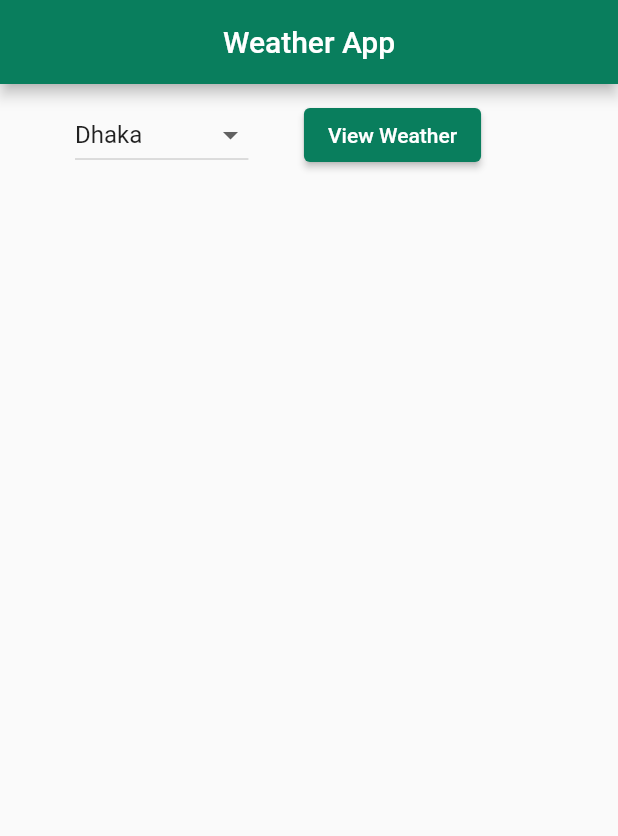
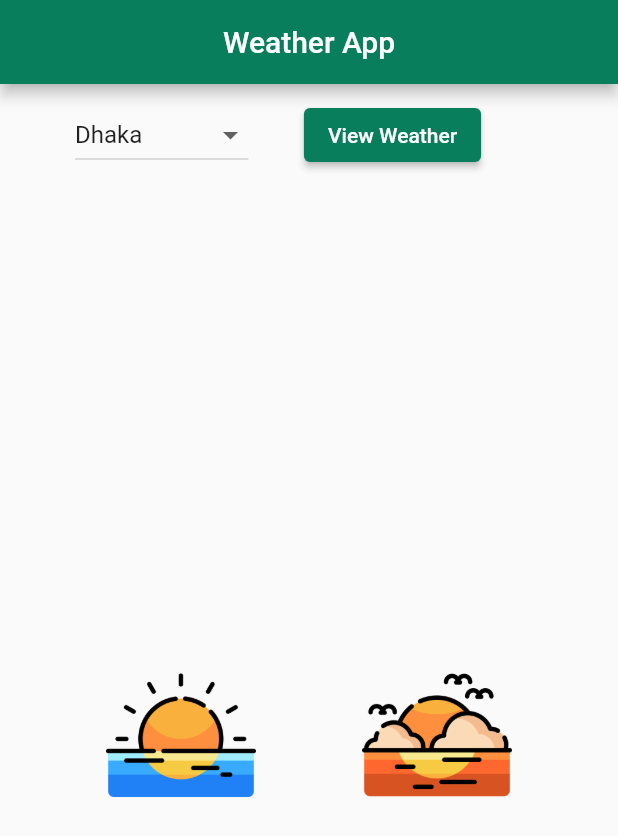
Before and after one commit to Biggo111/Flutter_Basic_Projects, a Flutter app: the screen it shows after launch, on a phone screen of 412 x 824 dp. Shown: the top 836 px of the screen. Run offline on Flutter 3.47's test engine with Material 2 defaults, Android fonts, the phone set to English and light mode, and no system bars; our stand-ins replace dio, flutter_svg, google_maps_flutter, location, math_expressions; missing offline and left inert: dart:ffi, flutter_polyline_points, map_launcher.

Commit message:
added more

```diff
--- a/weather_info_app/lib/homepage.dart
+++ b/weather_info_app/lib/homepage.dart
@@ -11,7 +11,6 @@ class HomePage extends StatefulWidget {
 }
 
 class _HomePageState extends State<HomePage> {
-
 // Dhaka	23.7289	90.3944
 // Chattogram	22.3350	91.8325
 // Khulna	22.8167	89.5500
@@ -21,30 +20,31 @@ class _HomePageState extends State<HomePage> {
 // Barishal	22.7000	90.3667
 // Comilla	23.4500	91.2000
 // Rangpur	25.7500	89.2500
-// Brāhmanbāria	23.9667	91.1000
-// Jessore	23.1704	89.2000
-// Saidpur	25.8004	89.0000
-// Nārāyanganj	23.6167	90.5000
-// Gaibandha	25.3290	89.5415
-// Naogaon	24.8118	88.9470
 
-
-  List<String> items = ['Dhaka', 'Sylhet', 'Chattogram','Khulna', 'Rājshāhi', 'Mymensingh', 'Barishal', 'Comilla'];
+  List<String> items = [
+    'Dhaka',
+    'Sylhet',
+    'Chattogram',
+    'Khulna',
+    'Rājshāhi',
+    'Mymensingh',
+    'Barishal',
+    'Comilla'
+  ];
   String value = "Dhaka";
   Map<String, dynamic> mpLat = {
     'Dhaka': 23.8103,
-    'Sylhet':  24.8949,
+    'Sylhet': 24.8949,
     'Chattogram': 22.3350,
     'Khulna': 22.8167,
     'Rājshāhi': 24.3667,
     'Mymensingh': 24.7504,
     'Barishal': 22.7000,
     'Comilla': 23.4500,
-
   };
   Map<String, dynamic> mpLon = {
     'Dhaka': 90.3944,
-    'Sylhet':  91.8667,
+    'Sylhet': 91.8667,
     'Chattogram': 91.8325,
     'Khulna': 89.5500,
     'Rājshāhi': 88.6000,
@@ -54,12 +54,15 @@ class _HomePageState extends State<HomePage> {
   };
   String _date = "";
   String temp = "";
-  String latParam="";
-  String lonParam="";
-  String city="";
-  String humidity="";
-  String pressure="";
-  String visibility="";
+  String latParam = "";
+  String lonParam = "";
+  String city = "";
+  String humidity = "";
+  String pressure = "";
+  String visibility = "";
+  String condition = "";
+  String riseTime = "", setTime = "";
+  //Url? icon_url;
   Future getCurrentWeather() async {
     const String baseUrl = "https://api.openweathermap.org/data/2.5/";
 
@@ -70,18 +73,14 @@ class _HomePageState extends State<HomePage> {
         headers: {
           'content-type': 'application/json',
           //'appid': 'e7fea203f54664c120e92f171d226639'
-        }
-      );
+        });
     Dio dio = Dio(options);
 
-      Response<dynamic>response = await dio.get(
-        "weather",
-        queryParameters: {
+    Response<dynamic> response = await dio.get("weather", queryParameters: {
       'lat': latParam,
       'lon': lonParam,
       'appid': 'e7fea203f54664c120e92f171d226639'
-        }
-      );
+    });
     //Map<String, dynamic> data = jsonDecode(response.data);
     //print(data);
     // var response = await Dio().get(
@@ -91,12 +90,28 @@ class _HomePageState extends State<HomePage> {
     //Map<String, dynamic> data = jsonDecode(response.toString());
     //print(data);
     setState(() {
-      _date = DateTime.now().toString().substring(0,10);
-      temp = (response.data['main']['temp']-273).toString().substring(0,2)+' \u2103';
+      _date = DateTime.now().toString().substring(0, 10);
+      temp = (response.data['main']['temp'] - 273).toString().substring(0, 2) +
+          ' \u2103';
       city = response.data['name'] + ", " + response.data['sys']['country'];
-      humidity = "Humidity" + "   " + response.data['main']['humidity'].toString() + "%";
-      pressure = "Pressure" + "   " + response.data['main']['pressure'].toString() + " " + "mBar";
-      visibility = "Visibility" + "   " + (response.data['visibility']/1000).toString() + " km";
+      humidity = "Humidity" +
+          "   " +
+          response.data['main']['humidity'].toString() +
+          "%";
+      pressure = "Pressure" +
+          "   " +
+          response.data['main']['pressure'].toString() +
+          " " +
+          "mBar";
+      visibility = "Visibility" +
+          "   " +
+          (response.data['visibility'] / 1000).toString() +
+          " km";
+      condition = response.data['weather'][0]['main'].toString();
+      riseTime =
+          getClockInUtcPlus3Hours((response.data['sys']['sunrise']).toString());
+      setTime = getClockInUtcPlus3Hours((response.data['sys']['sunset']).toString());
+      //icon_url = "http://openweathermap.org/img/w/" + response.data["weather"][0]["icon"] +".png";
     });
   }
 
@@ -144,35 +159,35 @@ class _HomePageState extends State<HomePage> {
                   ),
                   child: ElevatedButton(
                     onPressed: () {
-                      if(value=='Dhaka'){
+                      if (value == 'Dhaka') {
                         latParam = mpLat['Dhaka'].toString();
                         lonParam = mpLon['Dhaka'].toString();
                       }
-                      if(value=='Sylhet'){
+                      if (value == 'Sylhet') {
                         latParam = mpLat['Sylhet'].toString();
                         lonParam = mpLon['Sylhet'].toString();
                       }
-                      if(value=='Chattogram'){
+                      if (value == 'Chattogram') {
                         latParam = mpLat['Chattogram'].toString();
                         lonParam = mpLon['Chattogram'].toString();
                       }
-                      if(value=='Khulna'){
+                      if (value == 'Khulna') {
                         latParam = mpLat['Khulna'].toString();
                         lonParam = mpLon['Khulna'].toString();
                       }
-                      if(value=='Rājshāhi'){
+                      if (value == 'Rājshāhi') {
                         latParam = mpLat['Rājshāhi'].toString();
                         lonParam = mpLon['Rājshāhi'].toString();
                       }
-                      if(value=='Mymensingh'){
+                      if (value == 'Mymensingh') {
                         latParam = mpLat['Mymensingh'].toString();
                         lonParam = mpLon['Mymensingh'].toString();
                       }
-                      if(value=='Barishal'){
+                      if (value == 'Barishal') {
                         latParam = mpLat['Barishal'].toString();
                         lonParam = mpLon['Barishal'].toString();
                       }
-                      if(value=='Comilla'){
+                      if (value == 'Comilla') {
                         latParam = mpLat['Comilla'].toString();
                         lonParam = mpLon['Comilla'].toString();
                       }
@@ -188,18 +203,18 @@ class _HomePageState extends State<HomePage> {
             ),
           ),
           Container(
-            padding: EdgeInsets.only(left: 60),
+            padding: const EdgeInsets.only(left: 60),
             child: Text(
               _date,
               style: const TextStyle(fontSize: 22),
             ),
           ),
           Card(
-            margin: EdgeInsets.only(left: 50),
+            margin: const EdgeInsets.only(left: 50),
             elevation: 0,
             child: Text(
               temp,
-              style: TextStyle(
+              style: const TextStyle(
                   color: Color.fromARGB(255, 9, 126, 93), fontSize: 70),
             ),
           ),
@@ -207,52 +222,98 @@ class _HomePageState extends State<HomePage> {
             padding: const EdgeInsets.only(left: 55),
             child: Text(
               city,
-              style: TextStyle(
+              style: const TextStyle(
                 color: Color.fromARGB(255, 9, 126, 93),
                 fontSize: 20,
                 fontWeight: FontWeight.bold,
               ),
             ),
           ),
-          SizedBox(height: 55,),
+          const SizedBox(
+            height: 55,
+          ),
           Row(
             children: [
-              SizedBox(width: 55,),
+              const SizedBox(
+                width: 55,
+              ),
               Text(
                 humidity,
-                    style: TextStyle(
+                style: const TextStyle(
                     color: Color.fromARGB(255, 22, 99, 78),
                     fontSize: 17,
-                      fontWeight: FontWeight.bold
+                    fontWeight: FontWeight.bold),
+              ),
+            ],
+          ),
+          const SizedBox(
+            height: 20,
+          ),
+          Row(
+            children: [
+              const SizedBox(
+                width: 55,
+              ),
+              Text(
+                pressure,
+                style: const TextStyle(
+                    color: Color.fromARGB(255, 22, 99, 78),
+                    fontSize: 17,
+                    fontWeight: FontWeight.bold),
+              ),
+              Padding(
+                padding: const EdgeInsets.only(left: 100),
+                child: Text(
+                  condition,
+                  style: const TextStyle(
+                    color: Color.fromARGB(255, 22, 99, 78),
+                    fontSize: 17,
+                    fontWeight: FontWeight.bold,
+                  ),
                 ),
               ),
             ],
           ),
-          SizedBox(height: 20,),
+          const SizedBox(
+            height: 20,
+          ),
           Row(
             children: [
-              SizedBox(width: 55,),
+              const SizedBox(
+                width: 55,
+              ),
               Text(
-                    pressure,
-                    style: TextStyle(
+                visibility,
+                style: const TextStyle(
                     color: Color.fromARGB(255, 22, 99, 78),
                     fontSize: 17,
-                      fontWeight: FontWeight.bold
-                    ),
+                    fontWeight: FontWeight.bold),
               ),
             ],
           ),
-          SizedBox(height: 20,),
+          const SizedBox(
+            height: 30,
+          ),
           Row(
+            mainAxisAlignment: MainAxisAlignment.spaceEvenly,
             children: [
-              SizedBox(width: 55,),
-              Text(
-                    visibility,
-                    style: TextStyle(
-                      color: Color.fromARGB(255, 22, 99, 78),
-                      fontSize: 17,
-                      fontWeight: FontWeight.bold
+              Column(
+                children: [
+                  SizedBox(
+                    width: 100,
+                    child: Image.asset('assets/Images/sunrise.png'),
                   ),
+                  Text(riseTime),
+                ],
+              ),
+              Column(
+                children: [
+                  SizedBox(
+                    width: 100,
+                    child: Image.asset('assets/Images/sunsets.png'),
+                  ),
+                  Text(setTime),
+                ],
               ),
             ],
           ),
@@ -261,3 +322,11 @@ class _HomePageState extends State<HomePage> {
     );
   }
 }
+
+String getClockInUtcPlus3Hours(String timeSinceEpochInSec) {
+  int timeSinceEpochInSec2 = int.parse(timeSinceEpochInSec);
+  final time = DateTime.fromMillisecondsSinceEpoch(timeSinceEpochInSec2 * 1000,
+          isUtc: true)
+      .add(const Duration(hours: 3));
+  return '${time.hour}:${time.second}';
+}
--- a/weather_info_app/pubspec.yaml
+++ b/weather_info_app/pubspec.yaml
@@ -61,9 +61,8 @@ flutter:
   uses-material-design: true
 
   # To add assets to your application, add an assets section, like this:
-  # assets:
-  #   - images/a_dot_burr.jpeg
-  #   - images/a_dot_ham.jpeg
+  assets:
+    - assets/Images/
 
   # An image asset can refer to one or more resolution-specific "variants", see
   # https://flutter.dev/assets-and-images/#resolution-aware
```
Also changed, not shown: weather_info_app/assets/Images/sunrise.png (added), weather_info_app/assets/Images/sunsets.png (added). Lines whose indentation alone changed are shown as unchanged.
